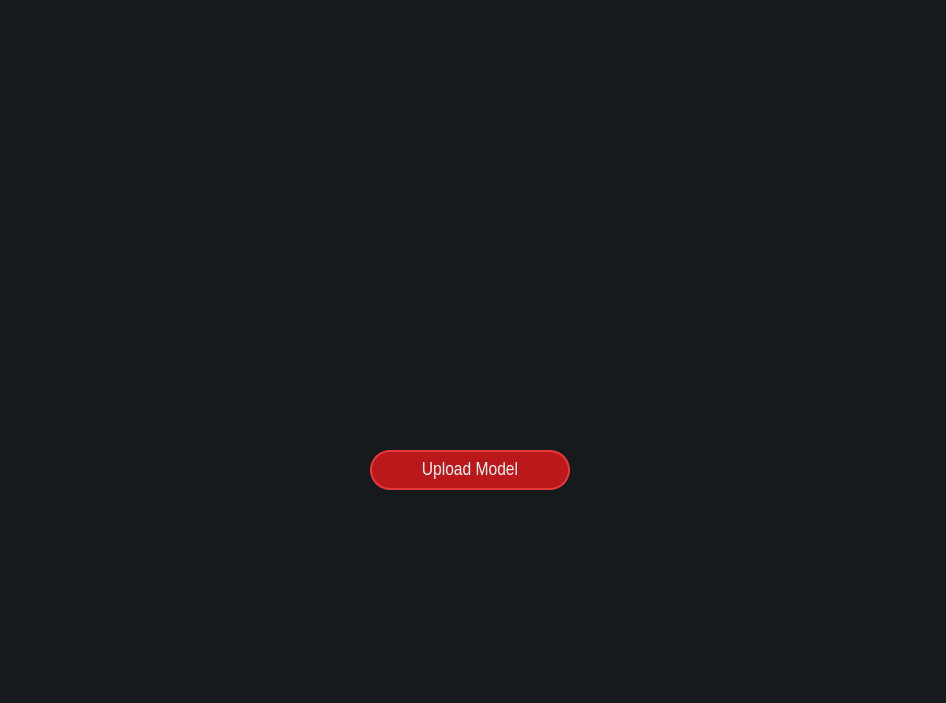
Above: main-page.ui from heidariarash/NN2GUI before the change. Below: the same form after it.
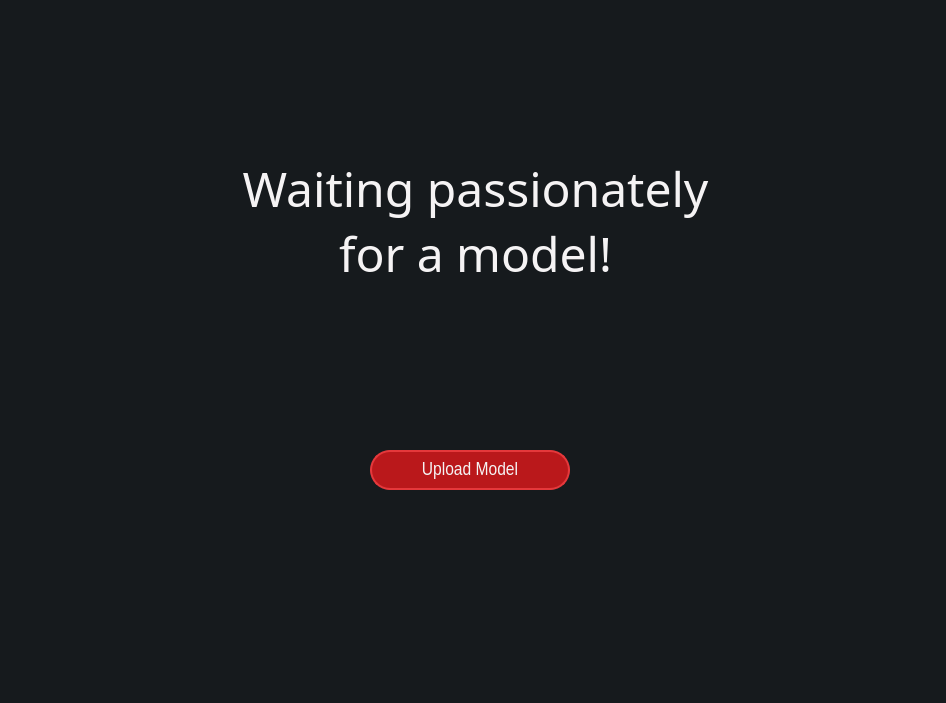
That is the form after the change. Icons and pictures are not drawn.

Commit message: main page almost complete

Patch:
```diff
--- a/main-page.ui
+++ b/main-page.ui
@@ -52,6 +52,42 @@
      <iconset theme="upload"/>
     </property>
    </widget>
+   <widget class="QLabel" name="label">
+    <property name="geometry">
+     <rect>
+      <x>240</x>
+      <y>120</y>
+      <width>471</width>
+      <height>201</height>
+     </rect>
+    </property>
+    <property name="font">
+     <font>
+      <family>MV Boli</family>
+      <pointsize>36</pointsize>
+     </font>
+    </property>
+    <property name="styleSheet">
+     <string notr="true">QLabel {
+	color: #F5F3F4;
+}</string>
+    </property>
+    <property name="text">
+     <string>Waiting passionately for a model!</string>
+    </property>
+    <property name="textFormat">
+     <enum>Qt::PlainText</enum>
+    </property>
+    <property name="scaledContents">
+     <bool>false</bool>
+    </property>
+    <property name="alignment">
+     <set>Qt::AlignCenter</set>
+    </property>
+    <property name="wordWrap">
+     <bool>true</bool>
+    </property>
+   </widget>
   </widget>
   <widget class="QMenuBar" name="menubar">
    <property name="geometry">
```
